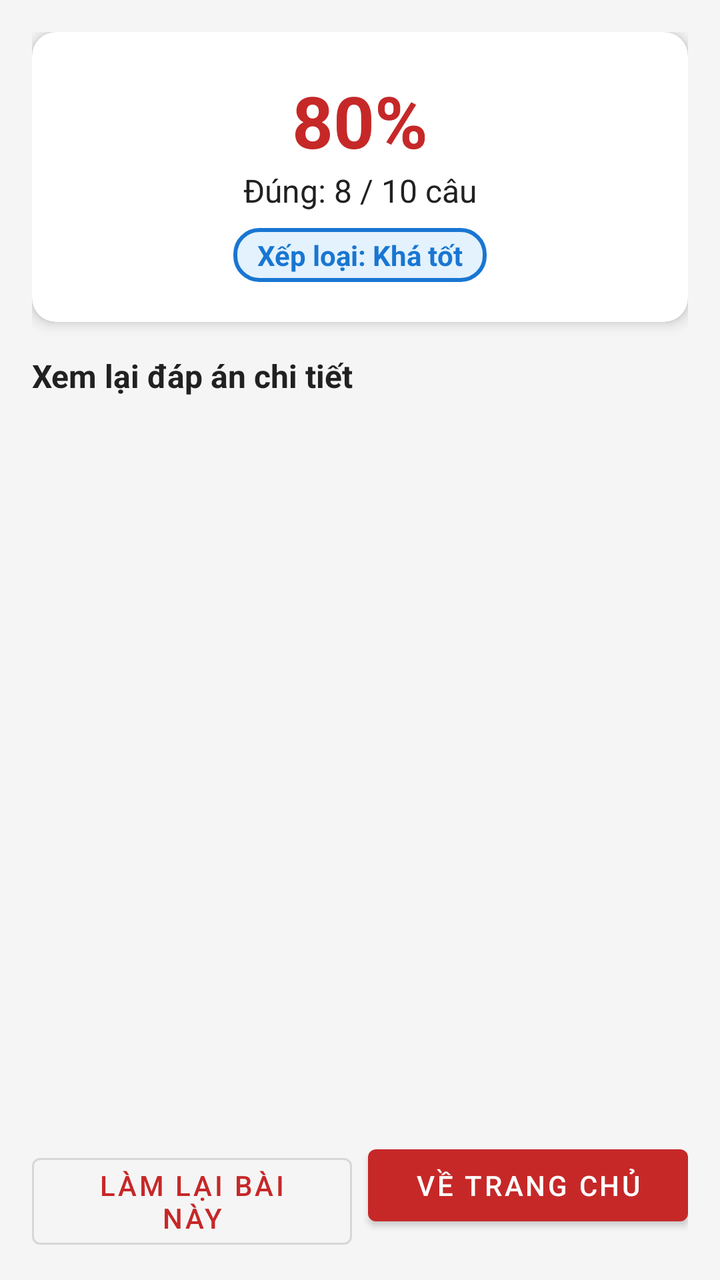
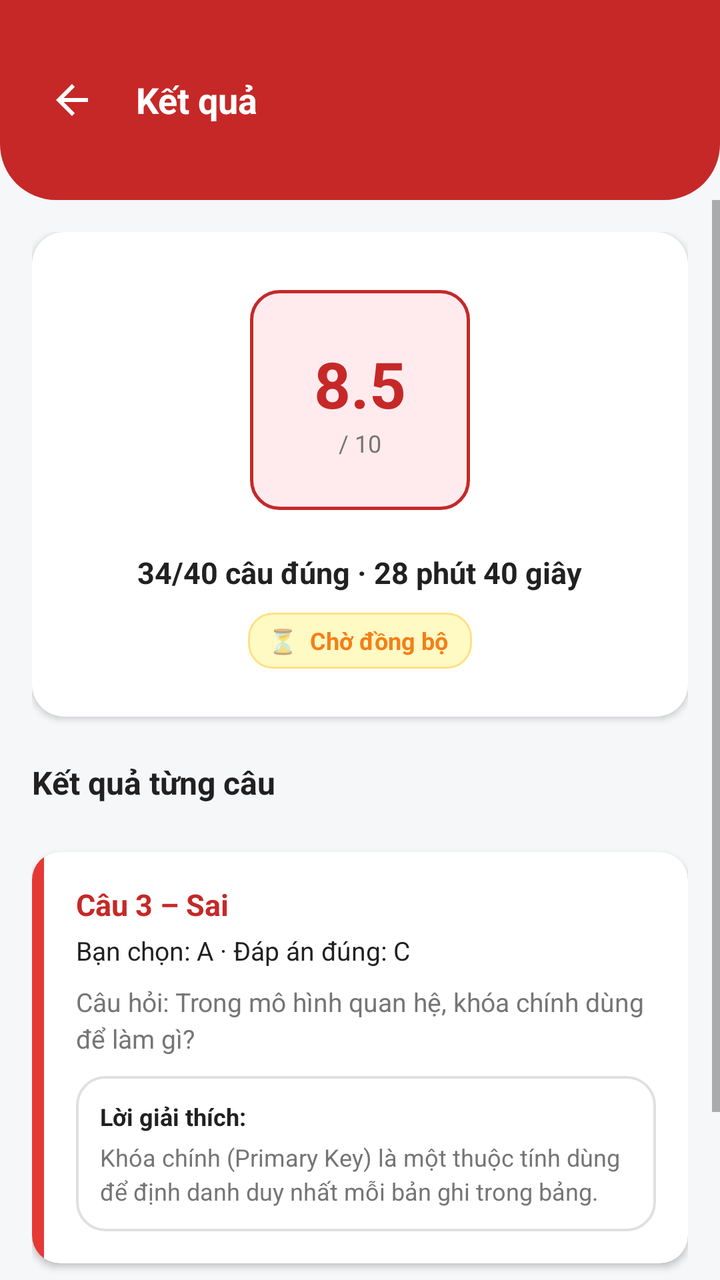

Two renders of the same Android screen: before a commit and after it. Below are the layout's source before the change and the commit's diff.
<!-- AndroidManifest.xml: application theme Theme.QuizApp -->
<!-- res/layout/activity_result.xml -->
<?xml version="1.0" encoding="utf-8"?>
<LinearLayout xmlns:android="http://schemas.android.com/apk/res/android"
    xmlns:app="http://schemas.android.com/apk/res-auto"
    android:layout_width="match_parent"
    android:layout_height="match_parent"
    android:background="@color/background"
    android:orientation="vertical"
    android:padding="16dp">

    
    <com.google.android.material.card.MaterialCardView
        android:layout_width="match_parent"
        android:layout_height="wrap_content"
        android:layout_marginBottom="16dp"
        app:cardCornerRadius="12dp"
        app:cardElevation="4dp">

        <LinearLayout
            android:layout_width="match_parent"
            android:layout_height="wrap_content"
            android:gravity="center"
            android:orientation="vertical"
            android:padding="20dp">

            <TextView
                android:id="@+id/tvScorePercent"
                android:layout_width="wrap_content"
                android:layout_height="wrap_content"
                android:text="80%"
                android:textColor="@color/primary"
                android:textSize="36sp"
                android:textStyle="bold" />

            <TextView
                android:id="@+id/tvScoreFraction"
                android:layout_width="wrap_content"
                android:layout_height="wrap_content"
                android:text="Đúng: 8 / 10 câu"
                android:textColor="@color/text_primary"
                android:textSize="16sp" />

            <TextView
                android:id="@+id/tvGrade"
                android:layout_width="wrap_content"
                android:layout_height="wrap_content"
                android:layout_marginTop="8dp"
                android:background="@drawable/bg_option_selected"
                android:paddingHorizontal="12dp"
                android:paddingVertical="4dp"
                android:text="Xếp loại: Khá tốt"
                android:textColor="@color/accent"
                android:textSize="14sp"
                android:textStyle="bold" />
        </LinearLayout>
    </com.google.android.material.card.MaterialCardView>

    <TextView
        android:layout_width="wrap_content"
        android:layout_height="wrap_content"
        android:layout_marginBottom="8dp"
        android:text="@string/review_answers"
        android:textColor="@color/text_primary"
        android:textSize="16sp"
        android:textStyle="bold" />

    
    <androidx.recyclerview.widget.RecyclerView
        android:id="@+id/rvResultDetails"
        android:layout_width="match_parent"
        android:layout_height="0dp"
        android:layout_weight="1"
        android:layout_marginBottom="12dp" />

    
    <LinearLayout
        android:layout_width="match_parent"
        android:layout_height="wrap_content"
        android:orientation="horizontal">

        <com.google.android.material.button.MaterialButton
            android:id="@+id/btnRetry"
            style="@style/Widget.MaterialComponents.Button.OutlinedButton"
            android:layout_width="0dp"
            android:layout_height="wrap_content"
            android:layout_weight="1"
            android:text="@string/btn_retry" />

        <Space
            android:layout_width="8dp"
            android:layout_height="wrap_content" />

        <com.google.android.material.button.MaterialButton
            android:id="@+id/btnBackHome"
            android:layout_width="0dp"
            android:layout_height="wrap_content"
            android:layout_weight="1"
            android:text="@string/btn_back_home" />
    </LinearLayout>

</LinearLayout>
<!-- resources referenced by this layout -->
<resources>
  <color name="accent">#1976D2</color>
  <color name="background">#F5F5F5</color>
  <color name="primary">#C62828</color>
  <color name="text_primary">#212121</color>
  <!-- drawable bg_option_selected (drawable) -->
  <?xml version="1.0" encoding="utf-8"?>
  <shape xmlns:android="http://schemas.android.com/apk/res/android"
      android:shape="rectangle">
      <solid android:color="@color/answer_selected_bg" />
      <stroke
          android:width="2dp"
          android:color="@color/answer_selected_stroke" />
      <corners android:radius="12dp" />
  </shape>
  <string name="btn_back_home">Về trang chủ</string>
  <string name="btn_retry">Làm lại bài này</string>
  <string name="review_answers">Xem lại đáp án chi tiết</string>
  <style name="Theme.QuizApp" parent="Theme.MaterialComponents.DayNight.DarkActionBar">
          
          <item name="colorPrimary">@color/primary</item>
          <item name="colorPrimaryVariant">@color/primary_dark</item>
          <item name="colorOnPrimary">@color/text_on_primary</item>
          
          <item name="colorSecondary">@color/accent</item>
          <item name="colorOnSecondary">@color/text_on_primary</item>
          
          <item name="android:statusBarColor">@color/primary_dark</item>
      </style>
  <color name="answer_selected_bg">#E3F2FD</color>
  <color name="answer_selected_stroke">#1976D2</color>
  <color name="primary_dark">#8E0000</color>
  <color name="text_on_primary">#FFFFFF</color>
</resources>

<!-- the commit's change to res/layout/activity_result.xml (unified diff, before → after) -->
@@ -4,97 +4,296 @@
     android:layout_width="match_parent"
     android:layout_height="match_parent"
     android:background="@color/background"
-    android:orientation="vertical"
-    android:padding="16dp">
+    android:orientation="vertical">
 
     
-    <com.google.android.material.card.MaterialCardView
+    <RelativeLayout
         android:layout_width="match_parent"
         android:layout_height="wrap_content"
-        android:layout_marginBottom="16dp"
-        app:cardCornerRadius="12dp"
-        app:cardElevation="4dp">
+        android:background="@drawable/header_curved_red"
+        android:paddingStart="16dp"
+        android:paddingTop="36dp"
+        android:paddingEnd="16dp"
+        android:paddingBottom="24dp">
+
+        <ImageButton
+            android:id="@+id/btnBackResult"
+            android:layout_width="40dp"
+            android:layout_height="40dp"
+            android:layout_alignParentStart="true"
+            android:layout_centerVertical="true"
+            android:background="?attr/selectableItemBackgroundBorderless"
+            android:src="@drawable/ic_arrow_back"
+            app:tint="#FFFFFF" />
+
+        <TextView
+            android:layout_width="wrap_content"
+            android:layout_height="wrap_content"
+            android:layout_centerVertical="true"
+            android:layout_marginStart="12dp"
+            android:layout_toEndOf="@id/btnBackResult"
+            android:text="Kết quả"
+            android:textColor="#FFFFFF"
+            android:textSize="18sp"
+            android:textStyle="bold" />
+    </RelativeLayout>
+
+    <ScrollView
+        android:layout_width="match_parent"
+        android:layout_height="0dp"
+        android:layout_weight="1"
+        android:fillViewport="true">
 
         <LinearLayout
             android:layout_width="match_parent"
             android:layout_height="wrap_content"
-            android:gravity="center"
             android:orientation="vertical"
-            android:padding="20dp">
-
+            android:padding="16dp">
+
+            
+            <androidx.cardview.widget.CardView
+                android:layout_width="match_parent"
+                android:layout_height="wrap_content"
+                app:cardBackgroundColor="#FFFFFF"
+                app:cardCornerRadius="16dp"
+                app:cardElevation="2dp">
+
+                <LinearLayout
+                    android:layout_width="match_parent"
+                    android:layout_height="wrap_content"
+                    android:gravity="center"
+                    android:orientation="vertical"
+                    android:padding="24dp">
+
+                    
+                    <FrameLayout
+                        android:layout_width="120dp"
+                        android:layout_height="120dp">
+
+                        <ProgressBar
+                            style="?android:attr/progressBarStyleHorizontal"
+                            android:layout_width="match_parent"
+                            android:layout_height="match_parent"
+                            android:indeterminate="false"
+                            android:max="100"
+                            android:progress="85"
+                            android:progressDrawable="@drawable/bg_option_selected"
+                            android:visibility="gone" />
+
+                        <LinearLayout
+                            android:layout_width="110dp"
+                            android:layout_height="110dp"
+                            android:layout_gravity="center"
+                            android:background="@drawable/bg_option_selected"
+                            android:gravity="center"
+                            android:orientation="vertical">
+
+                            <TextView
+                                android:id="@+id/tvScoreNumber"
+                                android:layout_width="wrap_content"
+                                android:layout_height="wrap_content"
+                                android:text="8.5"
+                                android:textColor="@color/primary"
+                                android:textSize="32sp"
+                                android:textStyle="bold" />
+
+                            <TextView
+                                android:layout_width="wrap_content"
+                                android:layout_height="wrap_content"
+                                android:text="/ 10"
+                                android:textColor="@color/text_secondary"
+                                android:textSize="12sp" />
+                        </LinearLayout>
+                    </FrameLayout>
+
+                    
+                    <TextView
+                        android:id="@+id/tvScoreSummary"
+                        android:layout_width="wrap_content"
+                        android:layout_height="wrap_content"
+                        android:layout_marginTop="16dp"
+                        android:text="34/40 câu đúng · 28 phút 40 giây"
+                        android:textColor="@color/text_primary"
+                        android:textSize="15sp"
+                        android:textStyle="bold" />
+
+                    
+                    <LinearLayout
+                        android:id="@+id/layoutSyncBadge"
+                        android:layout_width="wrap_content"
+                        android:layout_height="28dp"
+                        android:layout_marginTop="10dp"
+                        android:background="@drawable/bg_warning_banner"
+                        android:gravity="center"
+                        android:orientation="horizontal"
+                        android:paddingStart="10dp"
+                        android:paddingEnd="12dp">
+
+                        <TextView
+                            android:id="@+id/tvSyncIcon"
+                            android:layout_width="wrap_content"
+                            android:layout_height="wrap_content"
+                            android:text="⏳"
+                            android:textSize="12sp" />
+
+                        <TextView
+                            android:id="@+id/tvSyncStatus"
+                            android:layout_width="wrap_content"
+                            android:layout_height="wrap_content"
+                            android:layout_marginStart="6dp"
+                            android:text="Chờ đồng bộ"
+                            android:textColor="@color/offline_banner_text"
+                            android:textSize="12sp"
+                            android:textStyle="bold" />
+                    </LinearLayout>
+
+                </LinearLayout>
+            </androidx.cardview.widget.CardView>
+
+            
             <TextView
-                android:id="@+id/tvScorePercent"
                 android:layout_width="wrap_content"
                 android:layout_height="wrap_content"
-                android:text="80%"
-                android:textColor="@color/primary"
-                android:textSize="36sp"
+                android:layout_marginTop="22dp"
+                android:text="Kết quả từng câu"
+                android:textColor="@color/text_primary"
+                android:textSize="16sp"
                 android:textStyle="bold" />
 
-            <TextView
-                android:id="@+id/tvScoreFraction"
-                android:layout_width="wrap_content"
-                android:layout_height="wrap_content"
-                android:text="Đúng: 8 / 10 câu"
-                android:textColor="@color/text_primary"
-                android:textSize="16sp" />
-
-            <TextView
-                android:id="@+id/tvGrade"
-                android:layout_width="wrap_content"
-                android:layout_height="wrap_content"
-                android:layout_marginTop="8dp"
-                android:background="@drawable/bg_option_selected"
-                android:paddingHorizontal="12dp"
-                android:paddingVertical="4dp"
-                android:text="Xếp loại: Khá tốt"
-                android:textColor="@color/accent"
-                android:textSize="14sp"
-                android:textStyle="bold" />
+            
+            <androidx.recyclerview.widget.RecyclerView
+                android:id="@+id/rvQuestionResultGrid"
+                android:layout_width="match_parent"
+                android:layout_height="wrap_content"
+                android:layout_marginTop="10dp"
+                android:nestedScrollingEnabled="false" />
+
+            
+            <androidx.cardview.widget.CardView
+                android:id="@+id/cardSelectedQuestionDetail"
+                android:layout_width="match_parent"
+                android:layout_height="wrap_content"
+                android:layout_marginTop="14dp"
+                app:cardBackgroundColor="#FFFFFF"
+                app:cardCornerRadius="14dp"
+                app:cardElevation="2dp">
+
+                <LinearLayout
+                    android:layout_width="match_parent"
+                    android:layout_height="wrap_content"
+                    android:orientation="horizontal">
+
+                    
+                    <View
+                        android:id="@+id/viewDetailStatusStrip"
+                        android:layout_width="6dp"
+                        android:layout_height="match_parent"
+                        android:background="@color/answer_wrong_stroke" />
+
+                    <LinearLayout
+                        android:layout_width="0dp"
+                        android:layout_height="wrap_content"
+                        android:layout_weight="1"
+                        android:orientation="vertical"
+                        android:padding="16dp">
+
+                        <TextView
+                            android:id="@+id/tvDetailQuestionTitle"
+                            android:layout_width="wrap_content"
+                            android:layout_height="wrap_content"
+                            android:text="Câu 3 – Sai"
+                            android:textColor="@color/primary"
+                            android:textSize="15sp"
+                            android:textStyle="bold" />
+
+                        <TextView
+                            android:id="@+id/tvDetailUserSelection"
+                            android:layout_width="wrap_content"
+                            android:layout_height="wrap_content"
+                            android:layout_marginTop="4dp"
+                            android:text="Bạn chọn: A · Đáp án đúng: C"
+                            android:textColor="@color/text_primary"
+                            android:textSize="13sp" />
+
+                        <TextView
+                            android:id="@+id/tvDetailQuestionContent"
+                            android:layout_width="wrap_content"
+                            android:layout_height="wrap_content"
+                            android:layout_marginTop="8dp"
+                            android:lineSpacingExtra="3dp"
+                            android:text="Câu hỏi: Trong mô hình quan hệ, khóa chính dùng để làm gì?"
+                            android:textColor="@color/text_secondary"
+                            android:textSize="13sp" />
+
+                        
+                        <LinearLayout
+                            android:layout_width="match_parent"
+                            android:layout_height="wrap_content"
+                            android:layout_marginTop="10dp"
+                            android:background="@drawable/bg_option_default"
+                            android:orientation="vertical"
+                            android:padding="12dp">
+
+                            <TextView
+                                android:layout_width="wrap_content"
+                                android:layout_height="wrap_content"
+                                android:text="Lời giải thích:"
+                                android:textColor="@color/text_primary"
+                                android:textSize="12sp"
+                                android:textStyle="bold" />
+
+                            <TextView
+                                android:id="@+id/tvDetailExplanation"
+                                android:layout_width="match_parent"
+                                android:layout_height="wrap_content"
+                                android:layout_marginTop="4dp"
+                                android:lineSpacingExtra="3dp"
+                                android:text="Khóa chính (Primary Key) là một thuộc tính dùng để định danh duy nhất mỗi bản ghi trong bảng."
+                                android:textColor="@color/text_secondary"
+                                android:textSize="12sp" />
+                        </LinearLayout>
+                    </LinearLayout>
+                </LinearLayout>
+            </androidx.cardview.widget.CardView>
+
+            
+            <LinearLayout
+                android:layout_width="match_parent"
+                android:layout_height="wrap_content"
+                android:layout_marginTop="24dp"
+                android:orientation="horizontal">
+
+                <Button
+                    android:id="@+id/btnReviewAllAnswers"
+                    android:layout_width="0dp"
+                    android:layout_height="48dp"
+                    android:layout_weight="1"
+                    android:background="@drawable/bg_button_primary"
+                    android:text="Xem lại đáp án"
+                    android:textAllCaps="false"
+                    android:textColor="#FFFFFF"
+                    android:textSize="14sp"
+                    android:textStyle="bold"
+                    app:backgroundTint="@null" />
+
+                <Button
+                    android:id="@+id/btnRetakeExam"
+                    android:layout_width="0dp"
+                    android:layout_height="48dp"
+                    android:layout_marginStart="12dp"
+                    android:layout_weight="1"
+                    android:background="@drawable/bg_button_outline"
+                    android:text="Làm lại"
+                    android:textAllCaps="false"
+                    android:textColor="@color/primary"
+                    android:textSize="14sp"
+                    android:textStyle="bold"
+                    app:backgroundTint="@null" />
+            </LinearLayout>
+
+            <View
+                android:layout_width="match_parent"
+                android:layout_height="20dp" />
         </LinearLayout>
-    </com.google.android.material.card.MaterialCardView>
-
-    <TextView
-        android:layout_width="wrap_content"
-        android:layout_height="wrap_content"
-        android:layout_marginBottom="8dp"
-        android:text="@string/review_answers"
-        android:textColor="@color/text_primary"
-        android:textSize="16sp"
-        android:textStyle="bold" />
-
-    
-    <androidx.recyclerview.widget.RecyclerView
-        android:id="@+id/rvResultDetails"
-        android:layout_width="match_parent"
-        android:layout_height="0dp"
-        android:layout_weight="1"
-        android:layout_marginBottom="12dp" />
-
-    
-    <LinearLayout
-        android:layout_width="match_parent"
-        android:layout_height="wrap_content"
-        android:orientation="horizontal">
-
-        <com.google.android.material.button.MaterialButton
-            android:id="@+id/btnRetry"
-            style="@style/Widget.MaterialComponents.Button.OutlinedButton"
-            android:layout_width="0dp"
-            android:layout_height="wrap_content"
-            android:layout_weight="1"
-            android:text="@string/btn_retry" />
-
-        <Space
-            android:layout_width="8dp"
-            android:layout_height="wrap_content" />
-
-        <com.google.android.material.button.MaterialButton
-            android:id="@+id/btnBackHome"
-            android:layout_width="0dp"
-            android:layout_height="wrap_content"
-            android:layout_weight="1"
-            android:text="@string/btn_back_home" />
-    </LinearLayout>
-
+    </ScrollView>
 </LinearLayout>
<!-- resource entries referenced after the edit -->
@@ -1,35 +1,102 @@
 <!-- resources referenced by this layout -->
 <resources>
-  <color name="accent">#1976D2</color>
-  <color name="background">#F5F5F5</color>
+  <color name="answer_wrong_stroke">#E53935</color>
+  <color name="background">#F6F7F9</color>
+  <color name="offline_banner_text">#F57F17</color>
   <color name="primary">#C62828</color>
   <color name="text_primary">#212121</color>
+  <color name="text_secondary">#757575</color>
+  <!-- drawable bg_button_outline (drawable) -->
+  <?xml version="1.0" encoding="utf-8"?>
+  <ripple xmlns:android="http://schemas.android.com/apk/res/android"
+      android:color="#1AC62828">
+      <item>
+          <shape android:shape="rectangle">
+              <solid android:color="@color/surface" />
+              <corners android:radius="24dp" />
+              <stroke
+                  android:width="1.5dp"
+                  android:color="@color/primary" />
+          </shape>
+      </item>
+  </ripple>
+  <!-- drawable bg_button_primary (drawable) -->
+  <?xml version="1.0" encoding="utf-8"?>
+  <ripple xmlns:android="http://schemas.android.com/apk/res/android"
+      android:color="#33FFFFFF">
+      <item>
+          <shape android:shape="rectangle">
+              <solid android:color="@color/primary" />
+              <corners android:radius="24dp" />
+          </shape>
+      </item>
+  </ripple>
+  <!-- drawable bg_option_default (drawable) -->
+  <?xml version="1.0" encoding="utf-8"?>
+  <shape xmlns:android="http://schemas.android.com/apk/res/android"
+      android:shape="rectangle">
+      <solid android:color="@color/surface" />
+      <corners android:radius="14dp" />
+      <stroke
+          android:width="1.2dp"
+          android:color="#E0E0E0" />
+  </shape>
   <!-- drawable bg_option_selected (drawable) -->
   <?xml version="1.0" encoding="utf-8"?>
   <shape xmlns:android="http://schemas.android.com/apk/res/android"
       android:shape="rectangle">
-      <solid android:color="@color/answer_selected_bg" />
+      <solid android:color="@color/primary_soft" />
+      <corners android:radius="14dp" />
       <stroke
-          android:width="2dp"
-          android:color="@color/answer_selected_stroke" />
+          android:width="1.8dp"
+          android:color="@color/primary" />
+  </shape>
+  <!-- drawable bg_warning_banner (drawable) -->
+  <?xml version="1.0" encoding="utf-8"?>
+  <shape xmlns:android="http://schemas.android.com/apk/res/android"
+      android:shape="rectangle">
+      <solid android:color="@color/offline_banner_bg" />
       <corners android:radius="12dp" />
+      <stroke
+          android:width="1dp"
+          android:color="#FFE082" />
   </shape>
-  <string name="btn_back_home">Về trang chủ</string>
-  <string name="btn_retry">Làm lại bài này</string>
-  <string name="review_answers">Xem lại đáp án chi tiết</string>
-  <style name="Theme.QuizApp" parent="Theme.MaterialComponents.DayNight.DarkActionBar">
+  <!-- drawable header_curved_red (drawable) -->
+  <?xml version="1.0" encoding="utf-8"?>
+  <shape xmlns:android="http://schemas.android.com/apk/res/android"
+      android:shape="rectangle">
+      <solid android:color="@color/primary" />
+      <corners
+          android:bottomLeftRadius="28dp"
+          android:bottomRightRadius="28dp" />
+  </shape>
+  <!-- drawable ic_arrow_back (drawable) -->
+  <vector xmlns:android="http://schemas.android.com/apk/res/android"
+      android:width="24dp"
+      android:height="24dp"
+      android:viewportWidth="24"
+      android:viewportHeight="24">
+      <path
+          android:fillColor="#FFFFFFFF"
+          android:pathData="M20,11H7.83l5.59,-5.59L12,4l-8,8 8,8 1.41,-1.41L7.83,13H20v-2z" />
+  </vector>
+  <style name="Theme.QuizApp" parent="Theme.MaterialComponents.DayNight.NoActionBar">
           
           <item name="colorPrimary">@color/primary</item>
           <item name="colorPrimaryVariant">@color/primary_dark</item>
           <item name="colorOnPrimary">@color/text_on_primary</item>
           
-          <item name="colorSecondary">@color/accent</item>
+          <item name="colorSecondary">@color/primary</item>
           <item name="colorOnSecondary">@color/text_on_primary</item>
           
-          <item name="android:statusBarColor">@color/primary_dark</item>
+          <item name="android:windowBackground">@color/background</item>
+          
+          <item name="android:statusBarColor">@color/primary</item>
+          <item name="android:windowLightStatusBar">false</item>
       </style>
-  <color name="answer_selected_bg">#E3F2FD</color>
-  <color name="answer_selected_stroke">#1976D2</color>
+  <color name="surface">#FFFFFF</color>
+  <color name="primary_soft">#FFEBEE</color>
+  <color name="offline_banner_bg">#FFF9C4</color>
   <color name="primary_dark">#8E0000</color>
   <color name="text_on_primary">#FFFFFF</color>
 </resources>
